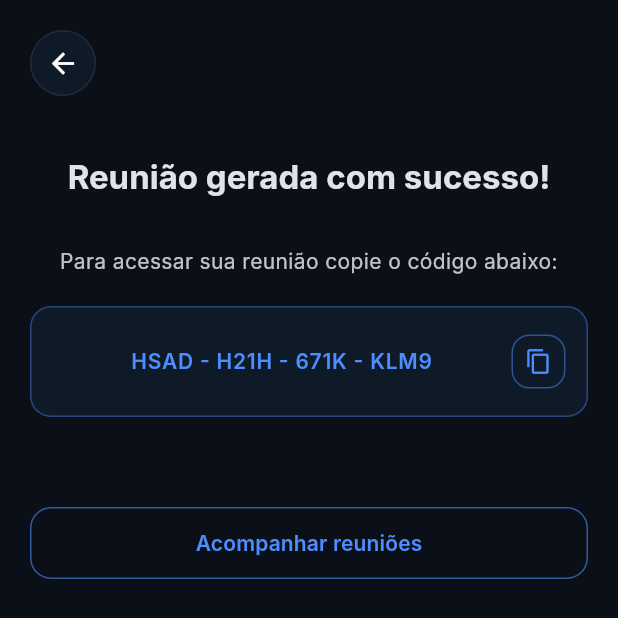
After one commit to otaviocarva7ho/agendai, a Flutter app: the SuccessPage screen opened directly, on a phone screen of 412 x 824 dp. The commit adds this screen. Shown: the top 618 px of the screen. Run offline on Flutter 3.47's test engine with Material 3 defaults, Android fonts, the phone set to English and light mode, and no system bars; Roboto replaces fonts that are missing (Inter).

Commit message:
confirmation root page

```diff
--- /dev/null
+++ b/lib/presentation/pages/confirmation.dart
@@ -0,0 +1,138 @@
+import 'package:flutter/material.dart';
+import 'package:flutter/services.dart';
+
+class SuccessPage extends StatelessWidget {
+  const SuccessPage({super.key});
+
+  static const route = '/success';
+
+  @override
+  Widget build(BuildContext context) {
+    final cs = Theme.of(context).colorScheme;
+    final code = 'HSAD - H21H - 671K - KLM9'; // código gerado (exemplo)
+
+    return SafeArea(
+      child: Scaffold(
+        backgroundColor: const Color(0xFF0B0F17),
+        body: Padding(
+          padding: const EdgeInsets.all(20),
+          child: Column(
+            crossAxisAlignment: CrossAxisAlignment.center,
+            children: [
+              // topo: botão voltar
+              Align(
+                alignment: Alignment.centerLeft,
+                child: InkWell(
+                  onTap: () => Navigator.of(context).pop(),
+                  borderRadius: BorderRadius.circular(26),
+                  child: Container(
+                    width: 44,
+                    height: 44,
+                    decoration: BoxDecoration(
+                      color: const Color(0xFF0F1A29),
+                      borderRadius: BorderRadius.circular(22),
+                      border: Border.all(color: Colors.white.withOpacity(.08)),
+                    ),
+                    child: const Icon(Icons.arrow_back, size: 22),
+                  ),
+                ),
+              ),
+
+              const SizedBox(height: 40),
+
+              Text(
+                'Reunião gerada com sucesso!',
+                textAlign: TextAlign.center,
+                style: Theme.of(context)
+                    .textTheme
+                    .titleLarge
+                    ?.copyWith(fontWeight: FontWeight.bold),
+              ),
+
+              const SizedBox(height: 32),
+
+              Opacity(
+                opacity: .85,
+                child: Text(
+                  'Para acessar sua reunião copie o código abaixo:',
+                  textAlign: TextAlign.center,
+                  style: Theme.of(context).textTheme.bodyMedium,
+                ),
+              ),
+
+              const SizedBox(height: 20),
+
+              // código da reunião
+              Container(
+                padding:
+                    const EdgeInsets.symmetric(horizontal: 14, vertical: 18),
+                decoration: BoxDecoration(
+                  color: const Color(0xFF0F1A29),
+                  borderRadius: BorderRadius.circular(14),
+                  border: Border.all(color: cs.primary.withOpacity(.4)),
+                ),
+                child: Row(
+                  mainAxisAlignment: MainAxisAlignment.spaceBetween,
+                  children: [
+                    Expanded(
+                      child: Text(
+                        code,
+                        textAlign: TextAlign.center,
+                        style: TextStyle(
+                          fontWeight: FontWeight.w600,
+                          letterSpacing: .5,
+                          color: cs.primary,
+                        ),
+                      ),
+                    ),
+                    InkWell(
+                      onTap: () {
+                        Clipboard.setData(ClipboardData(text: code));
+                        ScaffoldMessenger.of(context).showSnackBar(
+                          const SnackBar(
+                              content: Text('Código copiado para a área de transferência!')),
+                        );
+                      },
+                      borderRadius: BorderRadius.circular(12),
+                      child: Container(
+                        width: 36,
+                        height: 36,
+                        decoration: BoxDecoration(
+                          borderRadius: BorderRadius.circular(12),
+                          border: Border.all(color: cs.primary.withOpacity(.5)),
+                        ),
+                        child: Icon(Icons.copy, size: 18, color: cs.primary),
+                      ),
+                    ),
+                  ],
+                ),
+              ),
+
+              const SizedBox(height: 60),
+
+              // botão acompanhar reuniões
+              SizedBox(
+                width: double.infinity,
+                child: OutlinedButton(
+                  style: OutlinedButton.styleFrom(
+                    padding: const EdgeInsets.symmetric(vertical: 14),
+                    shape: RoundedRectangleBorder(
+                        borderRadius: BorderRadius.circular(14)),
+                    side: BorderSide(color: cs.primary.withOpacity(.6)),
+                  ),
+                  onPressed: () {
+                    Navigator.of(context).popUntil((route) => route.isFirst);
+                  },
+                  child: const Text(
+                    'Acompanhar reuniões',
+                    style: TextStyle(fontWeight: FontWeight.w600),
+                  ),
+                ),
+              ),
+            ],
+          ),
+        ),
+      ),
+    );
+  }
+}
--- a/lib/presentation/pages/meeting.dart
+++ b/lib/presentation/pages/meeting.dart
@@ -1,4 +1,6 @@
 import 'package:flutter/material.dart';
+import 'confirmation.dart';
+
 
 class CriarReuniaoPage extends StatefulWidget {
   const CriarReuniaoPage({super.key});
@@ -246,8 +248,8 @@ class _CriarReuniaoPageState extends State<CriarReuniaoPage> {
                   ),
                   onPressed: () {
                     // aqui você pode salvar/enviar a reunião
-                    ScaffoldMessenger.of(context).showSnackBar(
-                      const SnackBar(content: Text('Reunião gerada!')),
+                    Navigator.of(context).push(
+                      MaterialPageRoute(builder: (_) => const SuccessPage()),
                     );
                   },
                   child: const Text('Gerar reunião'),
```
